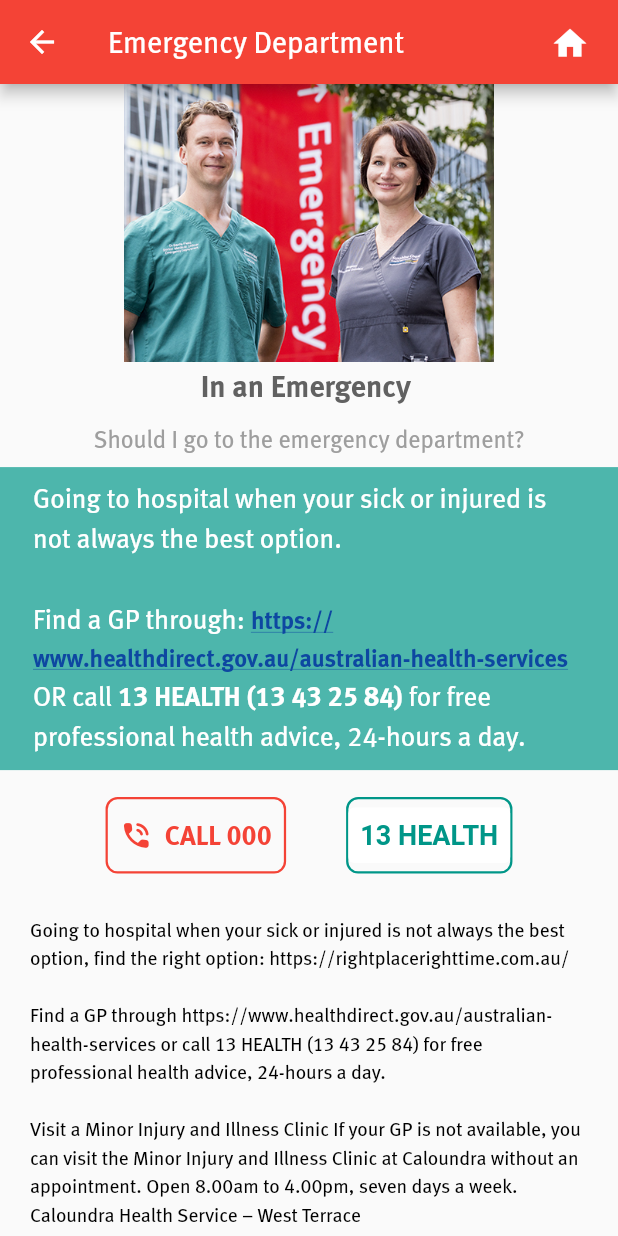
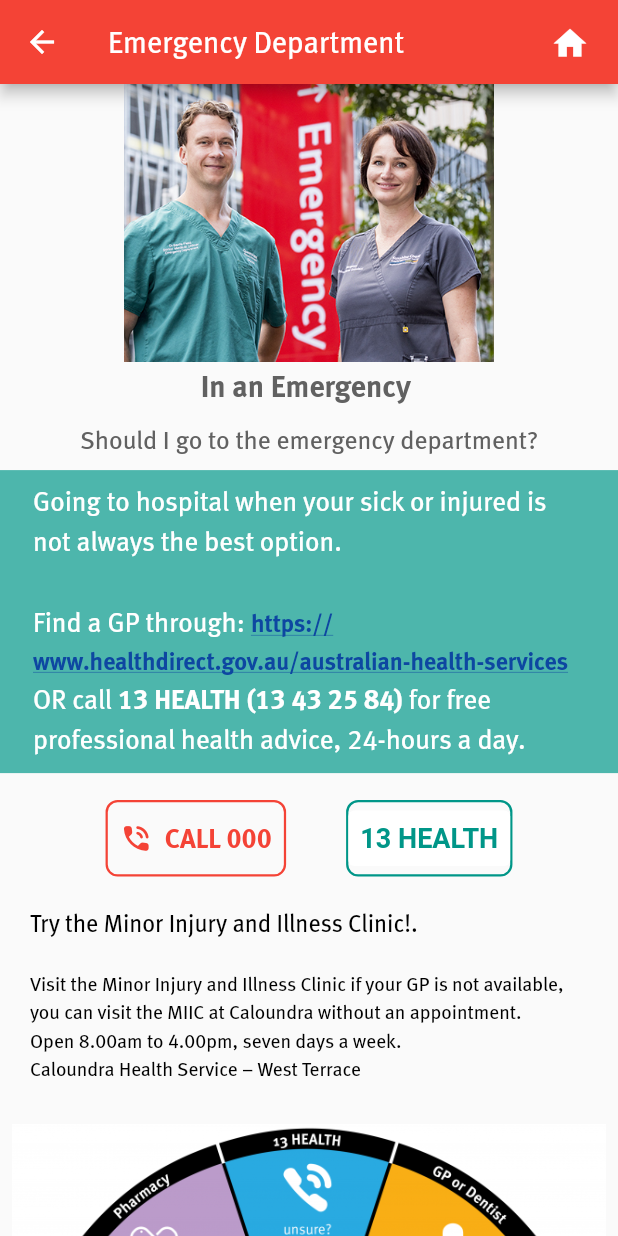
Before and after one commit to janesamSCHHS/my_schhs_app_project, a Flutter app: the screen it shows after launch, after a tap on "EMERGENCY", on a phone screen of 412 x 824 dp. Run offline on Flutter 3.47's test engine with Material 2 defaults, Android fonts, the phone set to English and light mode, and no system bars; our stand-ins replace bottom_navy_bar, google_maps_flutter, hive, hive_flutter, new_gradient_app_bar; accounts and stored records are empty.

Commit message:
wip changes

```diff
--- a/lib/maps/mainMap.dart
+++ b/lib/maps/mainMap.dart
@@ -60,7 +60,7 @@ class _MapsPageState extends State<MapsPage> {
         position: showLocation, //position of marker
         infoWindow: InfoWindow( //popup info
           title: 'Sunshine Coast University Hospital ',
-          snippet: 'My Custom Subtitle',
+          snippet: 'Birtinya',
         ),
         icon: BitmapDescriptor.defaultMarker, //Icon for Marker
       ));
--- a/lib/screens/emergency.dart
+++ b/lib/screens/emergency.dart
@@ -86,8 +86,8 @@ class DemPage extends StatelessWidget {
                       Text(
                         'Should I go to the emergency department?',
                         style: TextStyle(
-                          fontSize: 16,
-                          color: Colors.grey[500],
+                          fontSize: 17,
+                          color: Colors.grey[700],
                         ),
                       ),
                       SizedBox(height: 8),
@@ -220,12 +220,25 @@ class DemPage extends StatelessWidget {
                           ],
                         ),
                       ),
+                      SizedBox(height: 10),
                       Container(
-                          margin: EdgeInsets.symmetric(horizontal: 20),
-                          child: Text(
-                              '\nGoing to hospital when your sick or injured is not always the best option, find the right option: https://rightplacerighttime.com.au/ \n \nFind a GP through https://www.healthdirect.gov.au/australian-health-services or call 13 HEALTH (13 43 25 84) for free professional health advice, 24-hours a day.\n \nVisit a Minor Injury and Illness Clinic If your GP is not available, you can visit the Minor Injury and Illness Clinic at Caloundra without an appointment. Open 8.00am to 4.00pm, seven days a week. Caloundra Health Service – West Terrace',
-                              style: Theme.of(context).textTheme.bodyText1)),
-                      SizedBox(
+                        margin: EdgeInsets.symmetric(horizontal: 20),
+                        child: InkWell(
+                          child: RichText(
+                              text: TextSpan(
+                                  text:
+                                  'Try the Minor Injury and Illness Clinic!.',
+                                  style: Theme.of(context)
+                                      .textTheme
+                                      .bodyText1!
+                                      .copyWith(fontSize: 16),
+                                  children: <TextSpan>[
+                              TextSpan(text:
+                          ('\n\nVisit the Minor Injury and Illness Clinic if your GP is not available, you can visit the MIIC at Caloundra without an appointment. \nOpen 8.00am to 4.00pm, seven days a week.\nCaloundra Health Service – West Terrace'), style: Theme.of(context).textTheme.bodyText1),
+                     ] ),
+      ),
+    ),),
+                                  SizedBox(
                         height: 20.0,
                       ),
                       Padding(
--- a/lib/screens/facilities.dart
+++ b/lib/screens/facilities.dart
@@ -1,6 +1,7 @@
 import 'package:flutter/cupertino.dart';
 import 'package:flutter/material.dart';
 import 'package:flutter/widgets.dart';
+import 'package:google_maps_flutter/google_maps_flutter.dart';
 import 'package:schhs_my_app_v2a/maps/mainMap.dart';
 import 'package:schhs_my_app_v2a/services/ourFacilities.dart';
 import './about.dart';
@@ -26,7 +27,7 @@ class FacilitiesPage extends StatelessWidget {
                   Navigator.push(
                     context,
                     MaterialPageRoute(builder: (context) {
-                      return AboutPage();
+                      return OurFacilities();
                     }),
                   );
                 }),
@@ -164,6 +165,8 @@ class _ImageTile extends StatelessWidget {
     required this.facilityName,
     required this.facilityDesc,
   }) ;
+
+
   @override
   Widget build(BuildContext context) {
     return Column(
@@ -254,3 +257,6 @@ class _ImageTile extends StatelessWidget {
     );
   }
 }
+
+class _MapsPageState {
+}
--- a/lib/screens/home.dart
+++ b/lib/screens/home.dart
@@ -1,8 +1,16 @@
 import 'package:flutter/cupertino.dart';
 import 'package:flutter/gestures.dart';
 import 'package:flutter/material.dart';
+import 'package:schhs_my_app_v2a/screens/about.dart';
+import 'package:schhs_my_app_v2a/screens/appoints.dart';
+import 'package:schhs_my_app_v2a/screens/clinics.dart';
+import 'package:schhs_my_app_v2a/screens/contact.dart';
+import 'package:schhs_my_app_v2a/screens/facilities.dart';
+import 'package:schhs_my_app_v2a/screens/medications.dart';
+import 'package:schhs_my_app_v2a/services/ourFacilities.dart';
 import 'package:schhs_my_app_v2a/widgets/drawer.dart';
 import 'package:url_launcher/url_launcher.dart';
+import 'community.dart';
 import 'emergency.dart';
 
 class HomePage extends StatelessWidget {
@@ -51,26 +59,24 @@ class HomePage extends StatelessWidget {
         ],
       ),
       body: Padding(
-        padding: const EdgeInsets.all(8.0),
+        padding: const EdgeInsets.all(0.0),
         child: SingleChildScrollView(
           child: Container(
             // height: MediaQuery.of(context).size.width,
             width: MediaQuery.of(context).size.width,
-            decoration: BoxDecoration(color: Colors.white),
-            child: Column(children: [
+            decoration: BoxDecoration(color: Colors.blueGrey.shade100),
+            child: Column(
+                children: [
               Row(
                 //mainAxisAlignment: MainAxisAlignment.spaceEvenly,
                 children: [
-                  Expanded(
-                    //flex: 1,
-                    child: Container(
-                      width: MediaQuery.of(context).size.width,
-                      color: Colors.white,
+                  Container(
+                   // width: MediaQuery.of(context).size.width,
+                   // color: Colors.white,
                     child: Container(
                       padding: EdgeInsets.symmetric(
-                            vertical: 10.0, horizontal: 18.0),
-                        child: Text(
-                          'Welcome',
+                          vertical: 0, horizontal: 20.0),
+                      child: Text('Welcome',
                         textAlign: TextAlign.start,
                         style: TextStyle(
                           color: Color(0xFF3ab2c2),
@@ -80,13 +86,8 @@ class HomePage extends StatelessWidget {
                       ),
                     ),
                   ),
-                  ),
-                  Container(
-                    height: 130.0,
-                    color: Colors.white,
-                    child: Image.asset(
-                      'assets/images/circles2.png',
-                      fit: BoxFit.fitHeight,
+                  Container(  child: Image.asset(
+                    'assets/images/circles2.png', fit: BoxFit.fill,
                     ),
                     alignment: Alignment.topRight,
                   ),
@@ -129,113 +130,92 @@ class HomePage extends StatelessWidget {
                 ],
               ),
               Row(
-             mainAxisAlignment: MainAxisAlignment.spaceAround,
+                mainAxisAlignment: MainAxisAlignment.spaceEvenly,
                 children: [
-                  Expanded(
-                    child: Column(
+                  Column(
                     children: [
-                        ElevatedButton(
-                            style: ButtonStyle(),
-                          child: Text('button1',
-                            style: TextStyle(color: Colors.white),
+                      Padding(
+                        padding: const EdgeInsets.all(3.0),
+                        child: ConstrainedBox(constraints: BoxConstraints.expand(width: 180, height: 80),
+                          child: ElevatedButton(style: ElevatedButton.styleFrom(primary: Colors.teal.shade50, elevation: 4),
+                            onPressed: () {Navigator.push(context, MaterialPageRoute(builder: (context) {return AboutPage();},),);},
+                            child: Text('About', style: TextStyle(color: Color(0xFF3ab2c2), fontSize: 18),),
+                            //icon: Icon(Icons.home_outlined,),),),
                         ),
-                              onPressed: () {
-                                  Navigator.push(
-                                  context,
-                                  MaterialPageRoute(builder: (context) {
-                                  return DemPage();
-                                         },));
-                          } ),
-                        ElevatedButton(
-                            child: Text('button2',
-                              style: TextStyle(color: Colors.black87),
+                      ),),
+                      Padding(
+                        padding: const EdgeInsets.all(3.0),
+                        child: ConstrainedBox(constraints: BoxConstraints.tightFor(width: 180, height: 80),
+                          child: ElevatedButton(style: ElevatedButton.styleFrom(primary: Color(0xFF3ab2c2),elevation: 4,),
+                            onPressed: () {Navigator.push(context, MaterialPageRoute(builder: (context) {return ClinicsPage();},),);},
+                            child: Text('Clinics and \nday services', style: TextStyle(color: Colors.white,fontSize: 18),),
+                            //icon: Icon(Icons.airline_seat_individual_suite_outlined),style: ElevatedButton.styleFrom(primary: Color(0xFF3ab2c2),),),
                         ),
-                            onPressed: () {
-                              Navigator.push(
-                                  context,
-                                  MaterialPageRoute(builder: (context) {
-                                    return DemPage();
-                                  },));
-                            } ),
-                        ElevatedButton(
-                            child: Text('button3',
-                              style: TextStyle(color: Colors.black87),
+                      ),),
+                      Padding(
+                        padding: const EdgeInsets.all(3.0),
+                        child: ConstrainedBox(constraints: BoxConstraints.tightFor(width: 180, height: 80),
+                              child: ElevatedButton(style: ElevatedButton.styleFrom(primary: Colors.teal.shade50, elevation: 4),
+                            onPressed: () {Navigator.push(context, MaterialPageRoute(builder: (context) {return DemPage();},),);},
+                            child: Text('Emergency', style: TextStyle(color: Color(0xFF3ab2c2),fontSize: 18),),
+                           // icon: Icon(Icons.healing_outlined),style: ElevatedButton.styleFrom(primary: Color(0xFF3ab2c2), ),),
                         ),
-                            onPressed: () {
-                              Navigator.push(
-                                  context,
-                                  MaterialPageRoute(builder: (context) {
-                                    return DemPage();
-                                  },));
-                            } ),
-                        ElevatedButton(
-                            child: Text('button4',
-                              style: TextStyle(color: Colors.black87),
+                      ),),
+                      Padding(
+                        padding: const EdgeInsets.all(3.0),
+                        child: ConstrainedBox(constraints: BoxConstraints.tightFor(width: 180, height: 80),
+                          child: ElevatedButton(style: ElevatedButton.styleFrom(primary: Color(0xFF3ab2c2),elevation: 4,),
+                            onPressed: () {Navigator.push(context, MaterialPageRoute(builder: (context) {return MedicationsPage();},),);},
+                            child: Text('Medications', style: TextStyle(color: Colors.white,fontSize: 18),),
+                           // icon: Icon(Icons.warning_amber_rounded),style: ElevatedButton.styleFrom(primary: Color(0xFF3ab2c2),),),
                         ),
-                            onPressed: () {
-                              Navigator.push(
-                                  context,
-                                  MaterialPageRoute(builder: (context) {
-                                    return DemPage();
-                                  },));
-                            } ),
+                      ),),
                     ],
-                    ),
                   ),
                   Column(
                     children: [
-                      ElevatedButton(
-                          style: ButtonStyle(),
-                          child: Text('button1',
-                            style: TextStyle(color: Colors.white),
+                      Padding(
+                        padding: const EdgeInsets.all(3.0),
+                        child: ConstrainedBox(constraints: BoxConstraints.expand(width: 180, height: 80),
+                          child: ElevatedButton(style: ElevatedButton.styleFrom(primary: Color(0xFF3ab2c2),elevation: 4,),
+                            onPressed: () {Navigator.push(context, MaterialPageRoute(builder: (context) {return FacilitiesPage();},),);},
+                            child: Text('Facilities', style: TextStyle(color: Colors.white, fontSize: 18),),
+                            //icon: Icon(Icons.local_hospital_outlined),style: ElevatedButton.styleFrom(primary: Color(0xFF3ab2c2),),),
                         ),
-                          onPressed: () {
-                            Navigator.push(
-                                context,
-                                MaterialPageRoute(builder: (context) {
-                                  return DemPage();
-                                },));
-                          } ),
-                      ElevatedButton(
-                          child: Text('button2',
-                            style: TextStyle(color: Colors.black87),
+                      ),),
+                      Padding(
+                        padding: const EdgeInsets.all(3.0),
+                        child: ConstrainedBox(constraints: BoxConstraints.tightFor(width: 180, height: 80),
+                          child: ElevatedButton(style: ElevatedButton.styleFrom(primary: Colors.teal.shade50, elevation: 4,),
+                            onPressed: () {Navigator.push(context, MaterialPageRoute(builder: (context) {return AppointPage();},),);},
+                            child: Text('Appointments\nand referrals', style: TextStyle(color: Color(0xFF3ab2c2), fontSize: 18),),
+                            //icon: Icon(Icons.calendar_today_outlined),style: ElevatedButton.styleFrom(primary: Color(0xFF3ab2c2),),),
                         ),
-                          onPressed: () {
-                            Navigator.push(
-                                context,
-                                MaterialPageRoute(builder: (context) {
-                                  return DemPage();
-                                },));
-                          } ),
-                      ElevatedButton(
-                          child: Text('button3',
-                            style: TextStyle(color: Colors.black87),
+                      ),),
+                      Padding(
+                        padding: const EdgeInsets.all(3.0),
+                        child: ConstrainedBox(constraints: BoxConstraints.tightFor(width: 180, height: 80),
+                          child: ElevatedButton(style: ElevatedButton.styleFrom(primary: Color(0xFF3ab2c2),elevation: 4,),
+                            onPressed: () {Navigator.push(context, MaterialPageRoute(builder: (context) {return CommunityPage();},),);},
+                            child: Text('Community', style: TextStyle(color: Colors.white, fontSize: 18),),
+                            //icon: Icon(Icons.people_outline),style: ElevatedButton.styleFrom(primary: Color(0xFF3ab2c2), ),),
                         ),
-                          onPressed: () {
-                            Navigator.push(
-                                context,
-                                MaterialPageRoute(builder: (context) {
-                                  return DemPage();
-                                },));
-                          } ),
-                      ElevatedButton(
-                          child: Text('button4',
-                            style: TextStyle(color: Colors.black87),
+                      ),),
+                      Padding(
+                        padding: const EdgeInsets.all(3.0),
+                        child: ConstrainedBox(constraints: BoxConstraints.tightFor(width: 180, height: 80),
+                          child: ElevatedButton(style: ElevatedButton.styleFrom(primary: Colors.teal.shade50, elevation: 4,),
+                            onPressed: () {Navigator.push(context, MaterialPageRoute(builder: (context) {return ContactsPage();},),);},
+                            child: Text('Contact', style: TextStyle(color: Color(0xFF3ab2c2), fontSize: 18),),
+                            //icon: Icon(Icons.contact_phone_outlined),style: ElevatedButton.styleFrom(primary: Color(0xFF3ab2c2), ),),
                         ),
-                          onPressed: () {
-                            Navigator.push(
-                                context,
-                                MaterialPageRoute(builder: (context) {
-                                  return DemPage();
-                                },));
-                          } ),
+                      ),),
                     ],
+
                   ),
 
-
                 ],
-              ),
-
+              ),SizedBox(height: 25),
               Container(
                 decoration: BoxDecoration(
                   // borderRadius: BorderRadius.circular(10.0),
```
Also changed, not shown: lib/services/ourFacilities.dart (+157 -11 lines), assets/icons/circles2.png, assets/images/circles2.png (deleted). Lines whose indentation alone changed are shown as unchanged.
